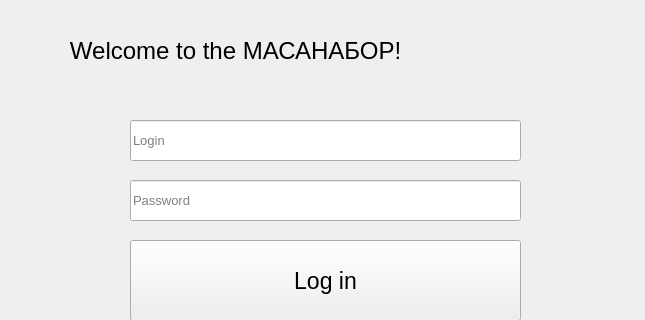
This is register.ui in OOLMrStone/Project-YL as Qt 5 draws it before an edit; both pictures show x 0 to 645 and y 0 to 320 of the 645 by 599 pixel window. The edited form follows.
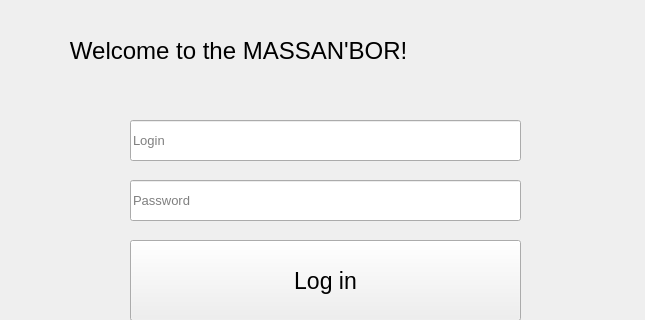
This is the edited form.

```diff
--- a/register.ui
+++ b/register.ui
@@ -40,7 +40,7 @@
      <enum>QFrame::NoFrame</enum>
     </property>
     <property name="text">
-     <string>   Welcome to the МАСАНАБОР!</string>
+     <string>   Welcome to the MASSAN'BOR!</string>
     </property>
    </widget>
    <widget class="QPushButton" name="reg_btn">
```
Left out of the diff: 2 changed lines with no effect on the pictures.
